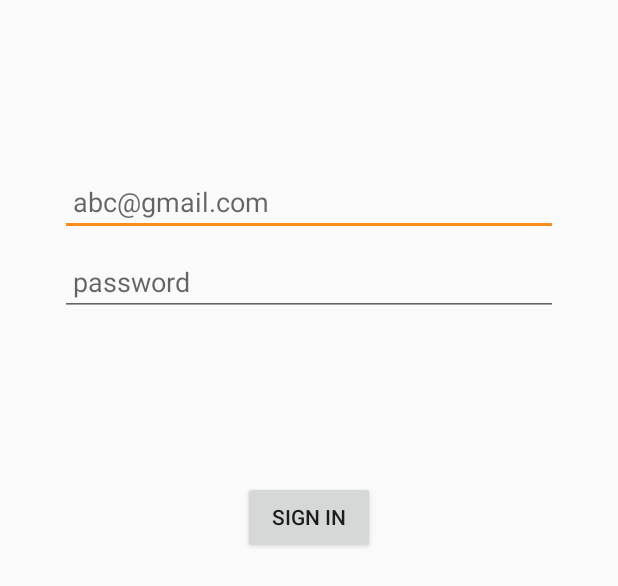
After one commit to nadeentameesh14/KeePet, an Android app: the layout activity_login.xml on its own in the app's theme, with its tools: preview values and no code run, on a phone screen of 412 x 824 dp. The commit adds this screen. Shown: the top 586 px of the screen. Run offline under Robolectric (Android 15) with nearby library versions, the phone set to English and light mode, and no system bars.

Commit message:
add login activity

```diff
--- a/app/build.gradle
+++ b/app/build.gradle
@@ -34,11 +34,11 @@
     implementation 'androidx.navigation:navigation-fragment:2.0.0'
     implementation 'androidx.navigation:navigation-ui:2.0.0'
     implementation 'androidx.lifecycle:lifecycle-extensions:2.1.0'
+    implementation 'androidx.annotation:annotation:1.0.2'
     testImplementation 'junit:junit:4.12'
     androidTestImplementation 'androidx.test.ext:junit:1.1.1'
     androidTestImplementation 'androidx.test.espresso:espresso-core:3.2.0'
-    compile 'com.lorentzos.swipecards:library:1.0.9'
-
+    implementation 'com.lorentzos.swipecards:library:1.0.9'
 
 
 }
--- /dev/null
+++ b/app/src/main/res/layout/activity_login.xml
@@ -0,0 +1,80 @@
+<?xml version="1.0" encoding="utf-8"?>
+<androidx.constraintlayout.widget.ConstraintLayout xmlns:android="http://schemas.android.com/apk/res/android"
+    xmlns:app="http://schemas.android.com/apk/res-auto"
+    xmlns:tools="http://schemas.android.com/tools"
+    android:id="@+id/container"
+    android:layout_width="match_parent"
+    android:layout_height="match_parent"
+    android:paddingLeft="@dimen/activity_horizontal_margin"
+    android:paddingTop="@dimen/activity_vertical_margin"
+    android:paddingRight="@dimen/activity_horizontal_margin"
+    android:paddingBottom="@dimen/activity_vertical_margin"
+    tools:context=".LoginActivity">
+
+    <EditText
+        android:id="@+id/username"
+        android:layout_width="0dp"
+        android:layout_height="wrap_content"
+        android:layout_marginStart="24dp"
+        android:layout_marginTop="96dp"
+        android:layout_marginEnd="24dp"
+
+        android:hint=" abc@gmail.com "
+        android:inputType="textEmailAddress"
+        android:selectAllOnFocus="true"
+        app:layout_constraintEnd_toEndOf="parent"
+        app:layout_constraintStart_toStartOf="parent"
+        app:layout_constraintTop_toTopOf="parent" />
+
+    <EditText
+        android:id="@+id/password"
+        android:layout_width="0dp"
+        android:layout_height="wrap_content"
+        android:layout_marginStart="24dp"
+        android:layout_marginTop="8dp"
+        android:layout_marginEnd="24dp"
+
+        android:hint=" password "
+        android:imeOptions="actionDone"
+        android:inputType="textPassword"
+        android:selectAllOnFocus="true"
+        app:layout_constraintEnd_toEndOf="parent"
+        app:layout_constraintStart_toStartOf="parent"
+        app:layout_constraintTop_toBottomOf="@+id/username" />
+
+    <Button
+        android:id="@+id/login_btn"
+        android:layout_width="wrap_content"
+        android:layout_height="wrap_content"
+        android:layout_gravity="start"
+        android:layout_marginStart="48dp"
+        android:layout_marginTop="16dp"
+        android:layout_marginEnd="48dp"
+        android:layout_marginBottom="64dp"
+        android:text="sign in"
+        app:layout_constraintBottom_toBottomOf="parent"
+        app:layout_constraintEnd_toEndOf="parent"
+        app:layout_constraintStart_toStartOf="parent"
+        app:layout_constraintTop_toBottomOf="@+id/password"
+        app:layout_constraintVertical_bias="0.2" />
+
+
+<!--            android:enabled="false"-->
+
+    <ProgressBar
+        android:id="@+id/loading"
+        android:layout_width="wrap_content"
+        android:layout_height="wrap_content"
+        android:layout_gravity="center"
+        android:layout_marginStart="32dp"
+        android:layout_marginTop="64dp"
+        android:layout_marginEnd="32dp"
+        android:layout_marginBottom="64dp"
+        android:visibility="gone"
+        app:layout_constraintBottom_toBottomOf="parent"
+        app:layout_constraintEnd_toEndOf="@+id/password"
+        app:layout_constraintStart_toStartOf="@+id/password"
+        app:layout_constraintTop_toTopOf="parent"
+        app:layout_constraintVertical_bias="0.3" />
+
+</androidx.constraintlayout.widget.ConstraintLayout>
--- /dev/null
+++ b/app/src/main/res/values/dimens.xml
@@ -0,0 +1,5 @@
+<resources>
+    <!-- Default screen margins, per the Android Design guidelines. -->
+    <dimen name="activity_horizontal_margin">16dp</dimen>
+    <dimen name="activity_vertical_margin">16dp</dimen>
+</resources>
```
Also changed, not shown: app/src/main/AndroidManifest.xml (+7 -7 lines), app/src/main/java/com/example/myapplication/LoginActivity.java (added, +63 -0 lines), app/src/main/res/values/strings.xml (+11 -0 lines).
